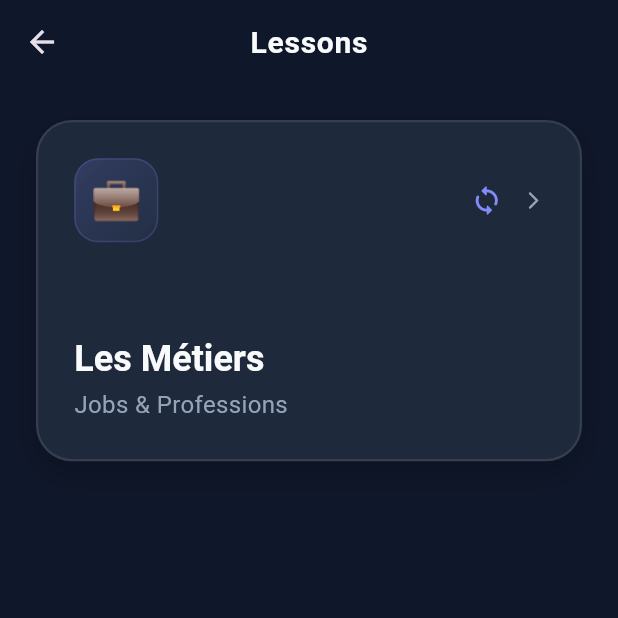
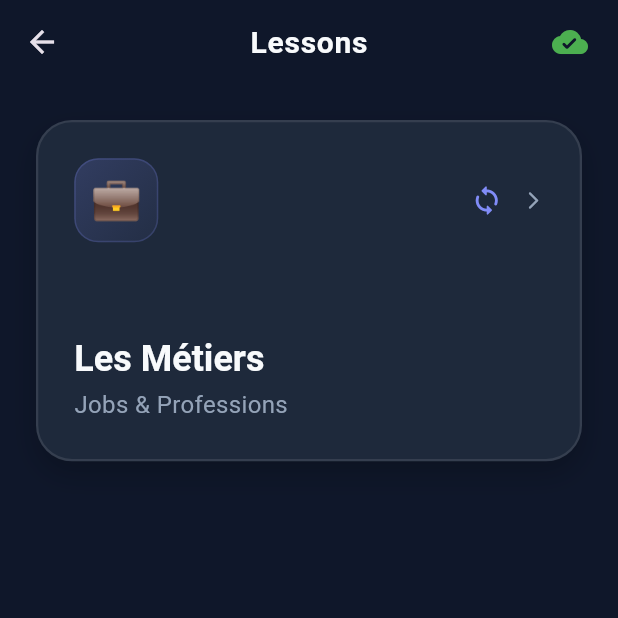
Before and after one commit to businessidea511/French_B1_v1, a Flutter app: the LessonsPage screen opened directly, on a phone screen of 412 x 824 dp, the top half of it. Run offline on Flutter 3.47's test engine with Material 3 defaults, Android fonts, the phone set to English and light mode, and no system bars; our stand-ins replace audioplayers, file_picker, flutter_dotenv, flutter_markdown, flutter_spinkit, flutter_tts and 3 more; missing offline and left inert: syncfusion_flutter_pdf; accounts and stored records are empty; network calls fail; Roboto replaces fonts that are missing (Outfit).

Commit message:
add cloud status indicator

```diff
--- a/lib/pages/lessons/lessons_page.dart
+++ b/lib/pages/lessons/lessons_page.dart
@@ -498,6 +498,23 @@ class _LessonsPageState extends State<LessonsPage> {
     return Scaffold(
       appBar: AppBar(
         title: const Text('Lessons'),
+        actions: [
+          Consumer<LessonsProvider>(
+            builder: (context, lp, child) {
+              return IconButton(
+                icon: Icon(
+                  lp.isSyncing ? Icons.sync : Icons.cloud_done_rounded,
+                  color: lp.lastError != null ? Colors.red : (lp.isSyncing ? Colors.orange : Colors.green),
+                ),
+                onPressed: lp.lastError != null
+                  ? () => _showError('Cloud Error: ${lp.lastError}')
+                  : () => lp.syncFromCloud(),
+                tooltip: lp.lastError ?? 'Cloud Connected',
+              );
+            },
+          ),
+          const SizedBox(width: 8),
+        ],
       ),
       body: Stack(
         children: [
--- a/lib/services/lessons_provider.dart
+++ b/lib/services/lessons_provider.dart
@@ -84,12 +84,15 @@ class LessonsProvider extends ChangeNotifier {
 
   bool _isSyncing = false;
   bool get isSyncing => _isSyncing;
+  String? _lastError;
+  String? get lastError => _lastError;
 
   Future<void> syncFromCloud() async {
     if (_isSyncing) return;
 
     try {
       _isSyncing = true;
+      _lastError = null;
       notifyListeners();
 
       debugPrint('☁️ Syncing from Supabase Cloud...');
@@ -119,6 +122,7 @@ class LessonsProvider extends ChangeNotifier {
       await _saveLocalData();
       debugPrint('✅ Cloud Sync Complete: ${_customLessons.length} custom lessons found');
     } catch (e) {
+      _lastError = e.toString();
       debugPrint('⚠️ Cloud sync failed: $e');
     } finally {
       _isSyncing = false;
@@ -159,6 +163,8 @@ class LessonsProvider extends ChangeNotifier {
       }).select();
       debugPrint('✅ Lesson saved to cloud: ${response.length} rows affected');
     } catch (e, stack) {
+      _lastError = e.toString();
+      notifyListeners();
       debugPrint('❌ Cloud insert error: $e');
       debugPrint('Stack: $stack');
       // Rethrow so UI can show the real error
```
